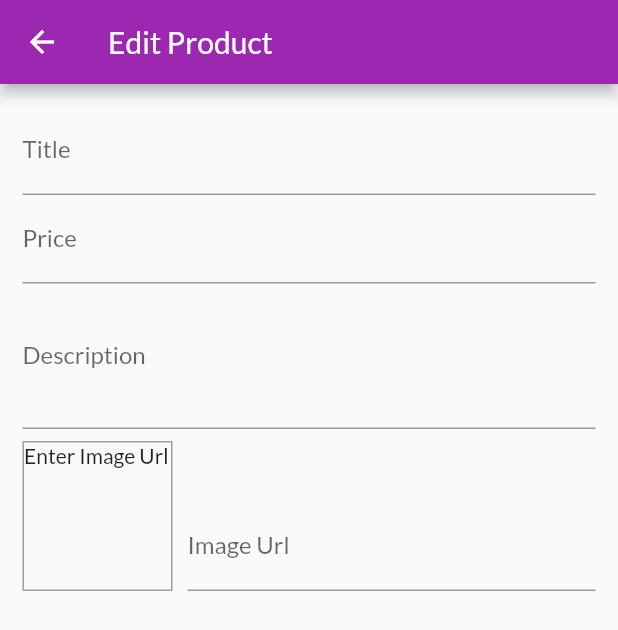
After one commit to Mahendra789/shop, a Flutter app: the EditProductScreen screen opened by its route, on a phone screen of 412 x 824 dp. The commit adds this screen. Shown: the top 630 px of the screen. Run offline on Flutter 3.47's test engine with Material 2 defaults, Android fonts, the phone set to English and light mode, and no system bars; network calls fail.

Commit message:
Added user product and edit product screen, alert popup, Snackbar

```diff
--- a/lib/main.dart
+++ b/lib/main.dart
@@ -1,6 +1,8 @@
 import 'package:flutter/material.dart';
 import 'package:provider/provider.dart';
 
+import './screens/edit_product_screen.dart';
+import './screens/user_product.screen.dart';
 import './screens/orders_screen.dart';
 import './screens/cart_screen.dart';
 import './screens/product_overview_screen.dart';
@@ -39,6 +41,8 @@ class MyApp extends StatelessWidget {
             ProductDetailsScreen.routeName: (ctx) => ProductDetailsScreen(),
             CartScreen.routeName: (ctx) => CartScreen(),
             OrdersScreen.routeName: (ctx) => OrdersScreen(),
+            UserProductScreen.routeName: (ctx) => UserProductScreen(),
+            EditProductScreen.routeName: (ctx) => EditProductScreen()
           }),
     );
   }
--- /dev/null
+++ b/lib/screens/edit_product_screen.dart
@@ -0,0 +1,110 @@
+import 'package:flutter/material.dart';
+
+class EditProductScreen extends StatefulWidget {
+  static const routeName = '/edit-product';
+
+  @override
+  _EditProductScreenState createState() => _EditProductScreenState();
+}
+
+class _EditProductScreenState extends State<EditProductScreen> {
+  final _priceFocusNode = FocusNode();
+  final _descriptionFocusNode = FocusNode();
+  final _imageUrlFocusNode = FocusNode();
+  final _imageUrlController = TextEditingController();
+
+@override
+  void dispose() {
+     _imageUrlFocusNode.removeListener(_updateImageUrl);
+    _priceFocusNode.dispose();
+    _descriptionFocusNode.dispose();
+    _imageUrlFocusNode.dispose();
+    _imageUrlController.dispose();
+    super.dispose();
+  }
+
+  @override
+  void initState() {
+    _imageUrlFocusNode.addListener(_updateImageUrl);
+    super.initState();
+  }
+
+  void _updateImageUrl(){
+    if(! _imageUrlFocusNode.hasFocus){
+      setState(() {
+
+      });
+    }
+  }
+
+  @override
+  Widget build(BuildContext context) {
+    return Scaffold(
+      appBar: AppBar(
+        title: Text('Edit Product'),
+      ),
+      body: Padding(
+        padding: EdgeInsets.all(15),
+        child: Form(
+          child: ListView(
+            children: <Widget>[
+              TextFormField(
+                decoration: InputDecoration(labelText: 'Title'),
+                textInputAction: TextInputAction.next,
+                onFieldSubmitted: (_) {
+                  FocusScope.of(context).requestFocus(_priceFocusNode);
+                },
+              ),
+              TextFormField(
+                decoration: InputDecoration(labelText: 'Price'),
+                textInputAction: TextInputAction.next,
+                keyboardType: TextInputType.number,
+                focusNode: _priceFocusNode,
+                onFieldSubmitted: (_) {
+                  FocusScope.of(context).requestFocus(_descriptionFocusNode);
+                },
+              ),
+              TextFormField(
+                decoration: InputDecoration(labelText: 'Description'),
+                maxLines: 3,
+                keyboardType: TextInputType.multiline,
+                focusNode: _descriptionFocusNode,
+              ),
+              Row(
+                crossAxisAlignment: CrossAxisAlignment.end,
+                children: <Widget>[
+                  Container(
+                    width: 100,
+                    height: 100,
+                    margin: EdgeInsets.only(
+                      top: 8,
+                      right: 10,
+                    ),
+                    decoration: BoxDecoration(
+                      border: Border.all(width: 1, color: Colors.grey),
+                    ),
+                    child: _imageUrlController.text.isEmpty
+                        ? Text('Enter Image Url')
+                        : FittedBox(
+                            child: Image.network(_imageUrlController.text),
+                            fit: BoxFit.cover,
+                          ),
+                  ),
+                  Expanded(
+                    child: TextFormField(
+                      decoration: InputDecoration(labelText: 'Image Url'),
+                      keyboardType: TextInputType.url,
+                      textInputAction: TextInputAction.done,
+                      controller: _imageUrlController,
+                      focusNode: _imageUrlFocusNode,
+                    ),
+                  ),
+                ],
+              ),
+            ],
+          ),
+        ),
+      ),
+    );
+  }
+}
--- a/lib/widgets/app_drawer.dart
+++ b/lib/widgets/app_drawer.dart
@@ -1,5 +1,6 @@
 import 'package:flutter/material.dart';
 
+import './../screens/user_product.screen.dart';
 import './../screens/orders_screen.dart';
 
 class AppDrawer extends StatelessWidget {
@@ -28,6 +29,14 @@ class AppDrawer extends StatelessWidget {
               Navigator.of(context).pushReplacementNamed(OrdersScreen.routeName);
             },
           ),
+          Divider(),
+          ListTile(
+            leading: Icon(Icons.edit),
+            title: Text('Manage Products'),
+            onTap: () {
+              Navigator.of(context).pushReplacementNamed(UserProductScreen.routeName);
+            },
+          ),
         ],
       ),
     );
--- a/lib/widgets/order_item.dart
+++ b/lib/widgets/order_item.dart
@@ -43,8 +43,9 @@ class _OrderItemState extends State<OrderItem> {
                 children: widget.order.products
                     .map(
                       (prod) => Padding(
-                        padding: EdgeInsets.symmetric(horizontal: 0, vertical: 5),
-                                              child: Row(
+                        padding:
+                            EdgeInsets.symmetric(horizontal: 0, vertical: 5),
+                        child: Row(
                           mainAxisAlignment: MainAxisAlignment.spaceBetween,
                           children: <Widget>[
                             Text(
```
Also changed, not shown: lib/providers/cart.dart (+38 -11 lines), lib/screens/user_product.screen.dart (added, +42 -0 lines), lib/widgets/cart_item.dart (+23 -1 lines), lib/widgets/product_item.dart (+10 -0 lines), lib/widgets/user_product_item.dart (added, +35 -0 lines).
